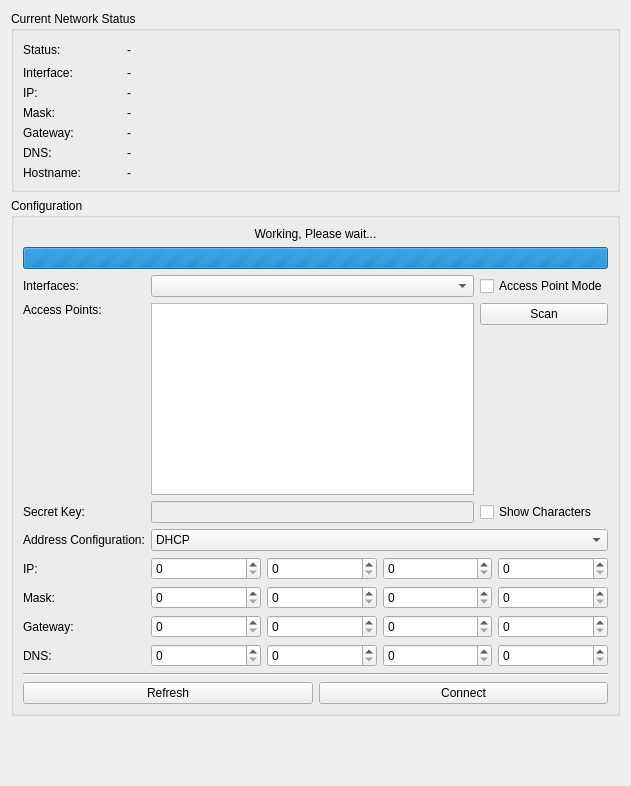
The window that src/brickv/plugin_system/plugins/red/ui/red_tab_settings_network.ui (Tinkerforge/brickv) describes before a commit, drawn with Qt 5.
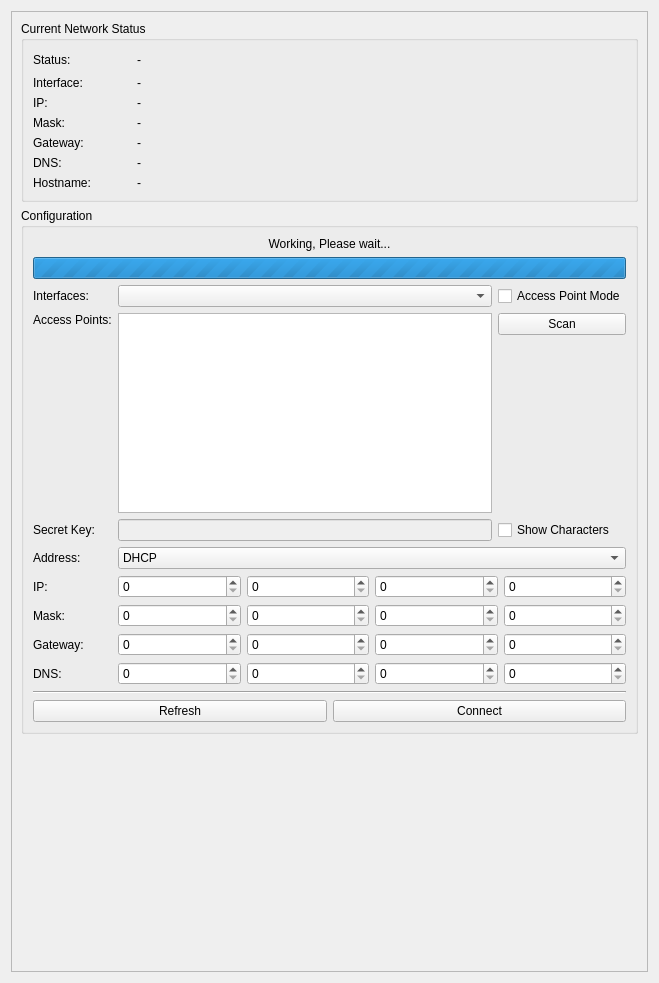
The same window after the commit.

Commit message:
red-brick: Switch settings tab from a toolbox to a tab widget
The toolbox headers started to occupy too much space.

Also merge brickd general and advanced subtabs.

```diff
--- a/src/brickv/plugin_system/plugins/red/ui/red_tab_settings_network.ui
+++ b/src/brickv/plugin_system/plugins/red/ui/red_tab_settings_network.ui
@@ -6,13 +6,28 @@
    <rect>
     <x>0</x>
     <y>0</y>
-    <width>631</width>
-    <height>786</height>
+    <width>659</width>
+    <height>983</height>
    </rect>
   </property>
   <property name="windowTitle">
    <string>Form</string>
   </property>
+  <layout class="QVBoxLayout" name="verticalLayout_2">
+   <item>
+    <widget class="QScrollArea" name="scrollArea">
+     <property name="widgetResizable">
+      <bool>true</bool>
+     </property>
+     <widget class="QWidget" name="scrollAreaWidgetContents">
+      <property name="geometry">
+       <rect>
+        <x>0</x>
+        <y>0</y>
+        <width>639</width>
+        <height>963</height>
+       </rect>
+      </property>
   <layout class="QVBoxLayout" name="verticalLayout">
    <item>
     <layout class="QGridLayout" name="gridLayout_3">
@@ -24,26 +39,26 @@
        <layout class="QVBoxLayout" name="verticalLayout_7">
         <item>
          <layout class="QGridLayout" name="gridLayout_8">
-          <item row="2" column="1" rowspan="2">
+              <item row="2" column="1">
            <widget class="QTreeView" name="tree_net_wireless_ap">
             <property name="enabled">
              <bool>true</bool>
             </property>
+                <property name="minimumSize">
+                 <size>
+                  <width>0</width>
+                  <height>200</height>
+                 </size>
+                </property>
             <property name="editTriggers">
              <set>QAbstractItemView::NoEditTriggers</set>
             </property>
-            <property name="alternatingRowColors">
-             <bool>false</bool>
-            </property>
             <property name="rootIsDecorated">
              <bool>false</bool>
             </property>
-            <property name="uniformRowHeights">
-             <bool>false</bool>
-            </property>
-           </widget>
-          </item>
-          <item row="7" column="1" colspan="2">
+               </widget>
+              </item>
+              <item row="6" column="1" colspan="2">
            <layout class="QHBoxLayout" name="horizontalLayout_6">
             <item>
              <widget class="QSpinBox" name="sbox_net_mask1">
@@ -75,7 +90,7 @@
             </item>
            </layout>
           </item>
-          <item row="9" column="1" colspan="2">
+              <item row="8" column="1" colspan="2">
            <layout class="QHBoxLayout" name="horizontalLayout_11">
             <item>
              <widget class="QSpinBox" name="sbox_net_dns1">
@@ -107,7 +122,7 @@
             </item>
            </layout>
           </item>
-          <item row="8" column="0">
+              <item row="7" column="0">
            <widget class="QLabel" name="label_gw">
             <property name="text">
              <string>Gateway:</string>
@@ -117,7 +132,7 @@
             </property>
            </widget>
           </item>
-          <item row="6" column="1" colspan="2">
+              <item row="5" column="1" colspan="2">
            <layout class="QHBoxLayout" name="horizontalLayout_3">
             <item>
              <widget class="QSpinBox" name="sbox_net_ip1">
@@ -149,7 +164,7 @@
             </item>
            </layout>
           </item>
-          <item row="11" column="0" colspan="3">
+              <item row="10" column="0" colspan="3">
            <layout class="QHBoxLayout" name="horizontalLayout">
             <item>
              <widget class="QPushButton" name="pbutton_net_conf_refresh">
@@ -170,7 +185,7 @@
             </item>
            </layout>
           </item>
-          <item row="2" column="0" rowspan="2">
+              <item row="2" column="0">
            <widget class="QLabel" name="label_ap">
             <property name="text">
              <string>Access Points:</string>
@@ -193,7 +208,7 @@
             </property>
            </widget>
           </item>
-          <item row="8" column="1" colspan="2">
+              <item row="7" column="1" colspan="2">
            <layout class="QHBoxLayout" name="horizontalLayout_10">
             <item>
              <widget class="QSpinBox" name="sbox_net_gw1">
@@ -225,7 +240,7 @@
             </item>
            </layout>
           </item>
-          <item row="7" column="0">
+              <item row="6" column="0">
            <widget class="QLabel" name="label_mask">
             <property name="text">
              <string>Mask:</string>
@@ -235,24 +250,24 @@
             </property>
            </widget>
           </item>
-          <item row="10" column="0" colspan="3">
+              <item row="9" column="0" colspan="3">
            <widget class="Line" name="line_3">
             <property name="orientation">
              <enum>Qt::Horizontal</enum>
             </property>
            </widget>
           </item>
-          <item row="5" column="0">
+              <item row="4" column="0">
            <widget class="QLabel" name="label_addrs_conf">
             <property name="text">
-             <string>Address Configuration:</string>
+                 <string>Address:</string>
             </property>
             <property name="buddy">
              <cstring>cbox_net_conftype</cstring>
             </property>
            </widget>
           </item>
-          <item row="4" column="0">
+              <item row="3" column="0">
            <widget class="QLabel" name="label_key">
             <property name="text">
              <string>Secret Key:</string>
@@ -262,8 +277,14 @@
             </property>
            </widget>
           </item>
-          <item row="5" column="1" colspan="2">
+              <item row="4" column="1" colspan="2">
            <widget class="QComboBox" name="cbox_net_conftype">
+                <property name="sizePolicy">
+                 <sizepolicy hsizetype="Preferred" vsizetype="Fixed">
+                  <horstretch>0</horstretch>
+                  <verstretch>0</verstretch>
+                 </sizepolicy>
+                </property>
             <item>
              <property name="text">
               <string>DHCP</string>
@@ -276,7 +297,7 @@
             </item>
            </widget>
           </item>
-          <item row="9" column="0">
+              <item row="8" column="0">
            <widget class="QLabel" name="label_dns">
             <property name="text">
              <string>DNS:</string>
@@ -286,7 +307,7 @@
             </property>
            </widget>
           </item>
-          <item row="6" column="0">
+              <item row="5" column="0">
            <widget class="QLabel" name="label_ip">
             <property name="text">
              <string>IP:</string>
@@ -296,14 +317,14 @@
             </property>
            </widget>
           </item>
-          <item row="4" column="2">
+              <item row="3" column="2">
            <widget class="QCheckBox" name="chkbox_net_wireless_key_show">
             <property name="text">
              <string>Show Characters</string>
             </property>
            </widget>
           </item>
-          <item row="4" column="1">
+              <item row="3" column="1">
            <widget class="QLineEdit" name="ledit_net_wireless_key">
             <property name="enabled">
              <bool>false</bool>
@@ -357,15 +378,15 @@
             </layout>
            </widget>
           </item>
-          <item row="2" column="2">
-           <widget class="QPushButton" name="pbutton_net_wireless_scan">
-            <property name="text">
-             <string>Scan</string>
-            </property>
-           </widget>
-          </item>
           <item row="1" column="1">
-           <widget class="QComboBox" name="cbox_net_intf"/>
+               <widget class="QComboBox" name="cbox_net_intf">
+                <property name="sizePolicy">
+                 <sizepolicy hsizetype="Preferred" vsizetype="Fixed">
+                  <horstretch>1</horstretch>
+                  <verstretch>0</verstretch>
+                 </sizepolicy>
+                </property>
+               </widget>
           </item>
           <item row="1" column="2">
            <widget class="QCheckBox" name="chkbox_ap_mode">
@@ -374,13 +395,23 @@
             </property>
            </widget>
           </item>
-         </layout>
-        </item>
-       </layout>
-      </widget>
-     </item>
-     <item row="2" column="0">
-      <spacer name="verticalSpacer_8">
+              <item row="2" column="2">
+               <widget class="QWidget" name="widget_scan" native="true">
+                <layout class="QVBoxLayout" name="verticalLayout_4">
+                 <property name="margin">
+                  <number>0</number>
+                 </property>
+                 <item>
+                  <layout class="QVBoxLayout" name="verticalLayout_3">
+                   <item>
+                    <widget class="QPushButton" name="pbutton_net_wireless_scan">
+                     <property name="text">
+                      <string>Scan</string>
+                     </property>
+                    </widget>
+                   </item>
+                   <item>
+                    <spacer name="verticalSpacer">
        <property name="orientation">
         <enum>Qt::Vertical</enum>
        </property>
@@ -391,6 +422,16 @@
         </size>
        </property>
       </spacer>
+                   </item>
+                  </layout>
+                 </item>
+                </layout>
+               </widget>
+              </item>
+             </layout>
+            </item>
+           </layout>
+          </widget>
      </item>
      <item row="0" column="0">
       <widget class="QGroupBox" name="gbox_net_status">
@@ -539,6 +580,23 @@
      </item>
     </layout>
    </item>
+       <item>
+        <spacer name="verticalSpacer_2">
+         <property name="orientation">
+          <enum>Qt::Vertical</enum>
+         </property>
+         <property name="sizeHint" stdset="0">
+          <size>
+           <width>20</width>
+           <height>0</height>
+          </size>
+         </property>
+        </spacer>
+       </item>
+      </layout>
+     </widget>
+    </widget>
+   </item>
   </layout>
  </widget>
  <tabstops>
```
Left out of the diff: 1 changed line with no effect on the pictures. Lines whose indentation alone changed are shown as unchanged. The commit also changes 10 other files.
